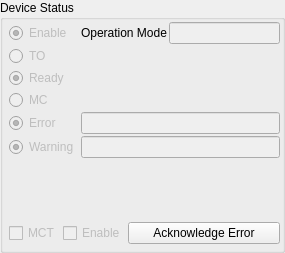
The window that source/wnd/h2status.ui (ww4u/mct-t4) describes before a commit, drawn with Qt 5.
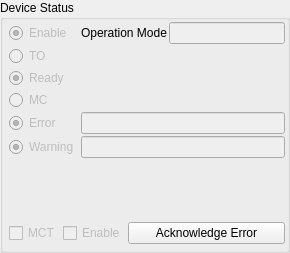
The same window after the commit.

The edit to the form file:
```diff
--- a/source/wnd/h2status.ui
+++ b/source/wnd/h2status.ui
@@ -12,7 +12,7 @@
    <rect>
     <x>0</x>
     <y>0</y>
-    <width>285</width>
+    <width>290</width>
     <height>253</height>
    </rect>
   </property>
@@ -24,13 +24,13 @@
   </property>
   <property name="minimumSize">
    <size>
-    <width>285</width>
+    <width>290</width>
     <height>200</height>
    </size>
   </property>
   <property name="maximumSize">
    <size>
-    <width>285</width>
+    <width>290</width>
     <height>16777215</height>
    </size>
   </property>
@@ -82,6 +82,12 @@
       </property>
       <item row="0" column="1">
        <widget class="QLabel" name="label">
+        <property name="sizePolicy">
+         <sizepolicy hsizetype="Preferred" vsizetype="Fixed">
+          <horstretch>0</horstretch>
+          <verstretch>0</verstretch>
+         </sizepolicy>
+        </property>
         <property name="text">
          <string>Operation Mode</string>
         </property>
```
